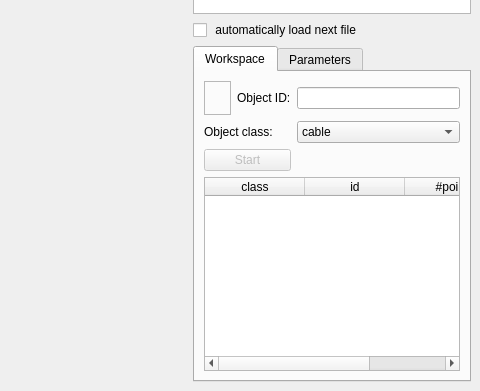
Kapernikov/cloud_annotation_tool, file viewer.ui: the form before one commit; both pictures show x 509 to 989 and y 271 to 662 of the 989 by 662 pixel window.
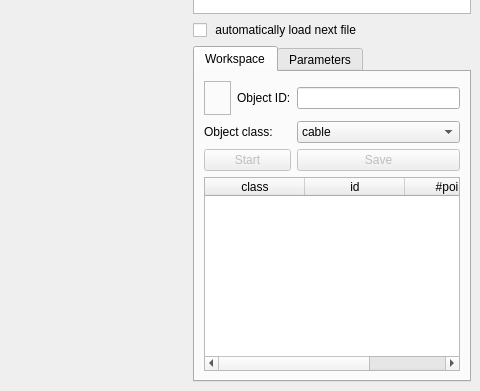
The form after the commit. Custom widgets are drawn as their Qt base class.

What changed in the file:
```diff
--- a/viewer.ui
+++ b/viewer.ui
@@ -174,6 +174,16 @@
             </column>
            </widget>
           </item>
+          <item row="2" column="2">
+           <widget class="QPushButton" name="btnSaveCurrent">
+            <property name="enabled">
+             <bool>false</bool>
+            </property>
+            <property name="text">
+             <string>Save</string>
+            </property>
+           </widget>
+          </item>
          </layout>
         </widget>
         <widget class="QWidget" name="tab_1">
```
